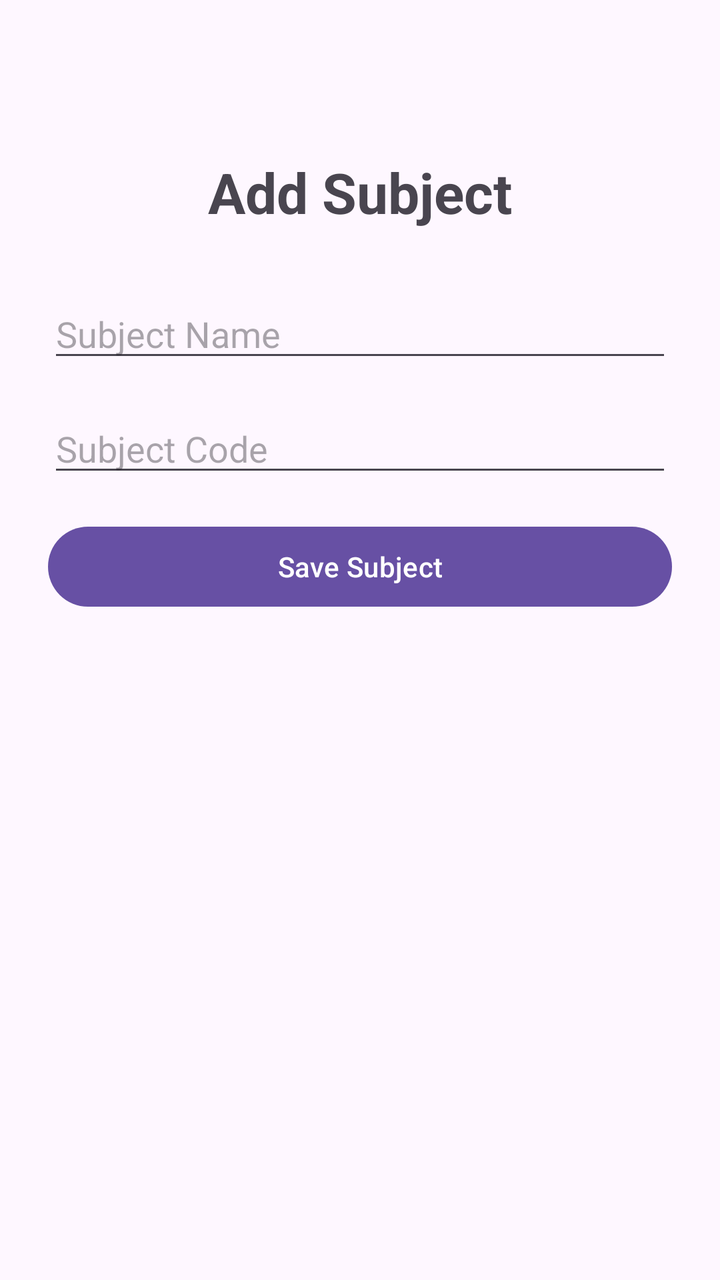
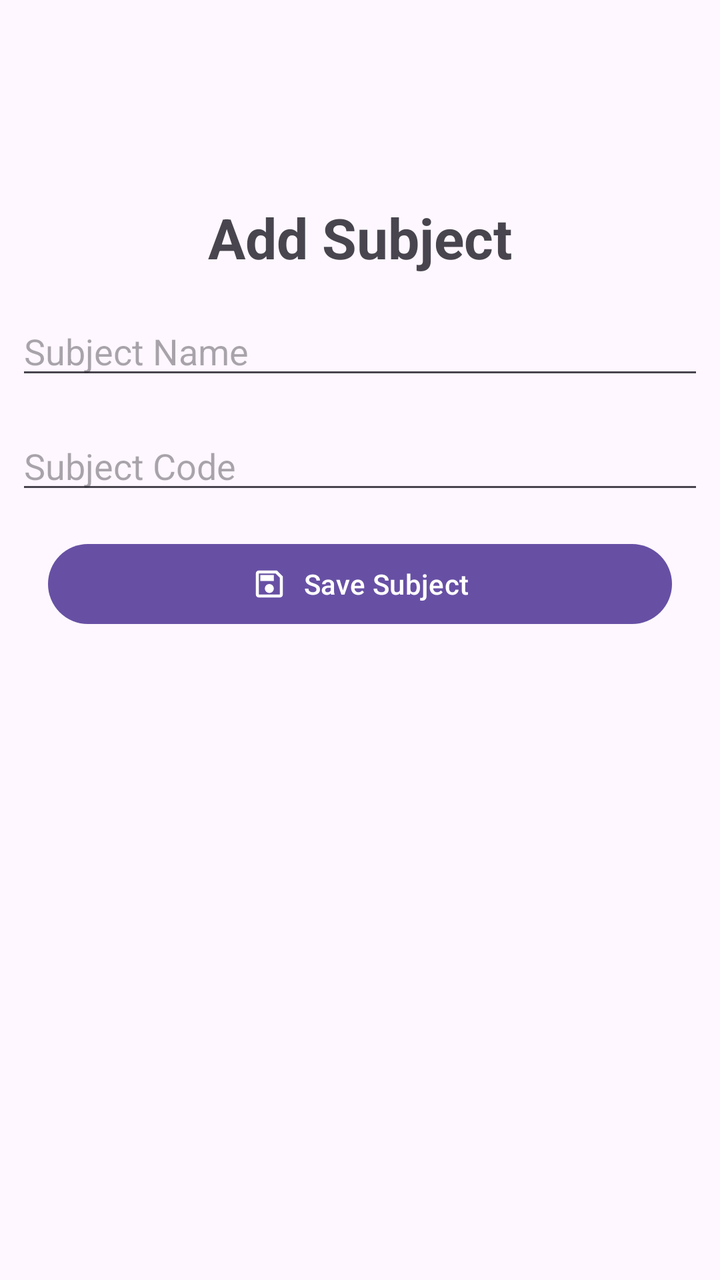

Before-and-after screenshots of an Android layout around one commit, followed by the original layout XML and the change that was made.
<!-- AndroidManifest.xml: application theme Theme.StudentPlanner2026 -->
<!-- res/layout/activity_add_subject.xml -->
<?xml version="1.0" encoding="utf-8"?>
<androidx.constraintlayout.widget.ConstraintLayout xmlns:android="http://schemas.android.com/apk/res/android"
    xmlns:app="http://schemas.android.com/apk/res-auto"
    xmlns:tools="http://schemas.android.com/tools"
    android:id="@+id/main"
    android:layout_width="match_parent"
    android:layout_height="match_parent"
    tools:context=".AddSubjectActivity">

    <LinearLayout
        android:layout_width="0dp"
        android:layout_height="wrap_content"
        android:orientation="vertical"
        android:padding="24dp"
        app:layout_constraintBottom_toBottomOf="parent"
        app:layout_constraintEnd_toEndOf="parent"
        app:layout_constraintHorizontal_bias="0.0"
        app:layout_constraintStart_toStartOf="parent"
        app:layout_constraintTop_toTopOf="parent"
        app:layout_constraintVertical_bias="0.147">

        <TextView
            android:layout_width="match_parent"
            android:layout_height="wrap_content"
            android:text="Add Subject"
            android:textStyle="bold"
            android:gravity="center"
            android:textSize="28sp"
            android:layout_marginBottom="30dp"/>
        
        <EditText
            android:id="@+id/edtxtSubjectName"
            android:layout_width="match_parent"
            android:layout_height="wrap_content"
            android:hint="Subject Name"
            android:inputType="text"
            android:layout_marginBottom="16dp"/>

        <EditText
            android:id="@+id/edtxtSubjectCode"
            android:layout_width="match_parent"
            android:layout_height="wrap_content"
            android:hint="Subject Code"
            android:inputType="text"
            android:layout_marginBottom="16dp"/>

        <Button
            android:id="@+id/btnSaveSubject"
            android:layout_width="match_parent"
            android:layout_height="wrap_content"
            android:text="Save Subject"/>

    </LinearLayout>

</androidx.constraintlayout.widget.ConstraintLayout>
<!-- resources referenced by this layout -->
<resources>
  <style name="Theme.StudentPlanner2026" parent="Base.Theme.StudentPlanner2026" />
  <style name="Base.Theme.StudentPlanner2026" parent="Theme.Material3.DayNight.NoActionBar">
          
          
      </style>
</resources>

<!-- the commit's change to res/layout/activity_add_subject.xml (unified diff, before → after) -->
@@ -7,49 +7,47 @@
     android:layout_height="match_parent"
     tools:context=".AddSubjectActivity">
 
-    <LinearLayout
-        android:layout_width="0dp"
-        android:layout_height="wrap_content"
-        android:orientation="vertical"
-        android:padding="24dp"
-        app:layout_constraintBottom_toBottomOf="parent"
-        app:layout_constraintEnd_toEndOf="parent"
-        app:layout_constraintHorizontal_bias="0.0"
-        app:layout_constraintStart_toStartOf="parent"
-        app:layout_constraintTop_toTopOf="parent"
-        app:layout_constraintVertical_bias="0.147">
-
         <TextView
+            android:id="@+id/AddSubTitle"
             android:layout_width="match_parent"
             android:layout_height="wrap_content"
             android:text="Add Subject"
+            android:layout_marginTop="100dp"
             android:textStyle="bold"
             android:gravity="center"
             android:textSize="28sp"
-            android:layout_marginBottom="30dp"/>
+            android:layout_marginBottom="30dp"
+            app:layout_constraintTop_toTopOf="parent"/>
         
-        <EditText
+        <com.google.android.material.textfield.TextInputEditText
             android:id="@+id/edtxtSubjectName"
             android:layout_width="match_parent"
             android:layout_height="wrap_content"
+            android:layout_marginHorizontal="8dp"
+            android:layout_marginTop="16dp"
             android:hint="Subject Name"
             android:inputType="text"
-            android:layout_marginBottom="16dp"/>
+            app:layout_constraintTop_toBottomOf="@id/AddSubTitle"/>
 
-        <EditText
+        <com.google.android.material.textfield.TextInputEditText
             android:id="@+id/edtxtSubjectCode"
             android:layout_width="match_parent"
             android:layout_height="wrap_content"
+            android:layout_marginHorizontal="8dp"
             android:hint="Subject Code"
             android:inputType="text"
-            android:layout_marginBottom="16dp"/>
+            android:layout_marginTop="16dp"
+            app:layout_constraintTop_toBottomOf="@id/edtxtSubjectName"/>
 
-        <Button
+        <com.google.android.material.button.MaterialButton
             android:id="@+id/btnSaveSubject"
             android:layout_width="match_parent"
             android:layout_height="wrap_content"
-            android:text="Save Subject"/>
-
-    </LinearLayout>
+            android:layout_marginHorizontal="24dp"
+            android:layout_marginTop="16dp"
+            app:icon="@drawable/save_24px"
+            app:iconGravity="textStart"
+            android:text="Save Subject"
+            app:layout_constraintTop_toBottomOf="@id/edtxtSubjectCode"/>
 
 </androidx.constraintlayout.widget.ConstraintLayout>
<!-- resource entries referenced after the edit -->
@@ -1,5 +1,16 @@
 <!-- resources referenced by this layout -->
 <resources>
+  <!-- drawable save_24px (drawable) -->
+  <vector xmlns:android="http://schemas.android.com/apk/res/android"
+      android:width="24dp"
+      android:height="24dp"
+      android:viewportWidth="960"
+      android:viewportHeight="960"
+      android:tint="?attr/colorControlNormal">
+    <path
+        android:fillColor="@android:color/white"
+        android:pathData="M840,280L840,760Q840,793 816.5,816.5Q793,840 760,840L200,840Q167,840 143.5,816.5Q120,793 120,760L120,200Q120,167 143.5,143.5Q167,120 200,120L680,120L840,280ZM760,314L646,200L200,200Q200,200 200,200Q200,200 200,200L200,760Q200,760 200,760Q200,760 200,760L760,760Q760,760 760,760Q760,760 760,760L760,314ZM565,685Q600,650 600,600Q600,550 565,515Q530,480 480,480Q430,480 395,515Q360,550 360,600Q360,650 395,685Q430,720 480,720Q530,720 565,685ZM240,400L600,400L600,240L240,240L240,400ZM200,314L200,760Q200,760 200,760Q200,760 200,760L200,760Q200,760 200,760Q200,760 200,760L200,200Q200,200 200,200Q200,200 200,200L200,200L200,314Z"/>
+  </vector>
   <style name="Theme.StudentPlanner2026" parent="Base.Theme.StudentPlanner2026" />
   <style name="Base.Theme.StudentPlanner2026" parent="Theme.Material3.DayNight.NoActionBar">
           
